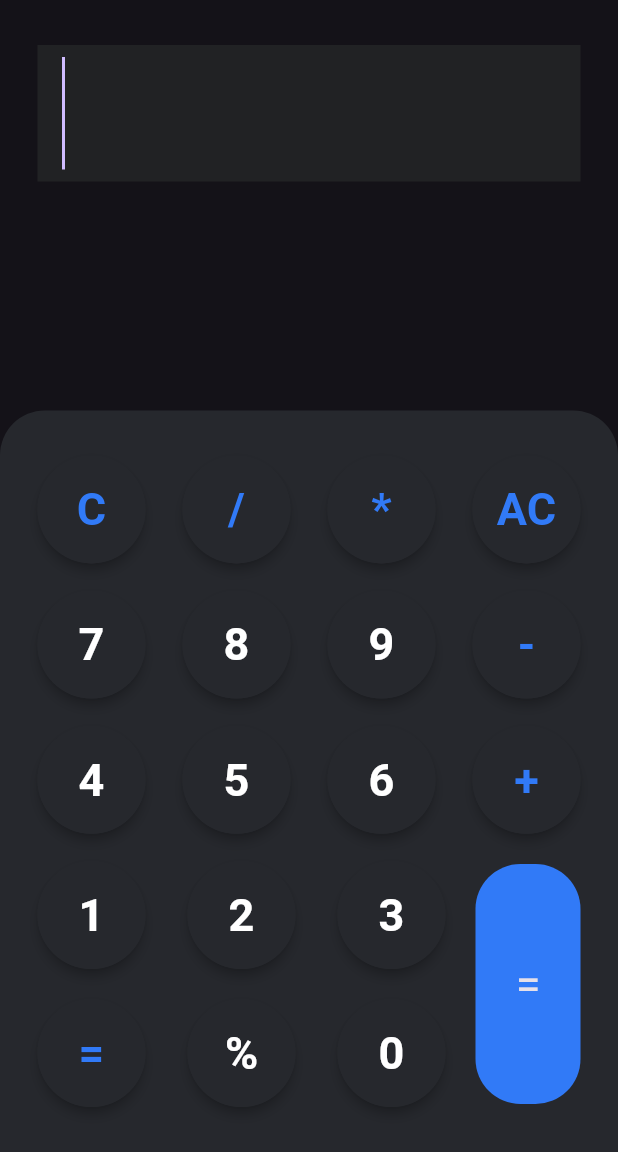
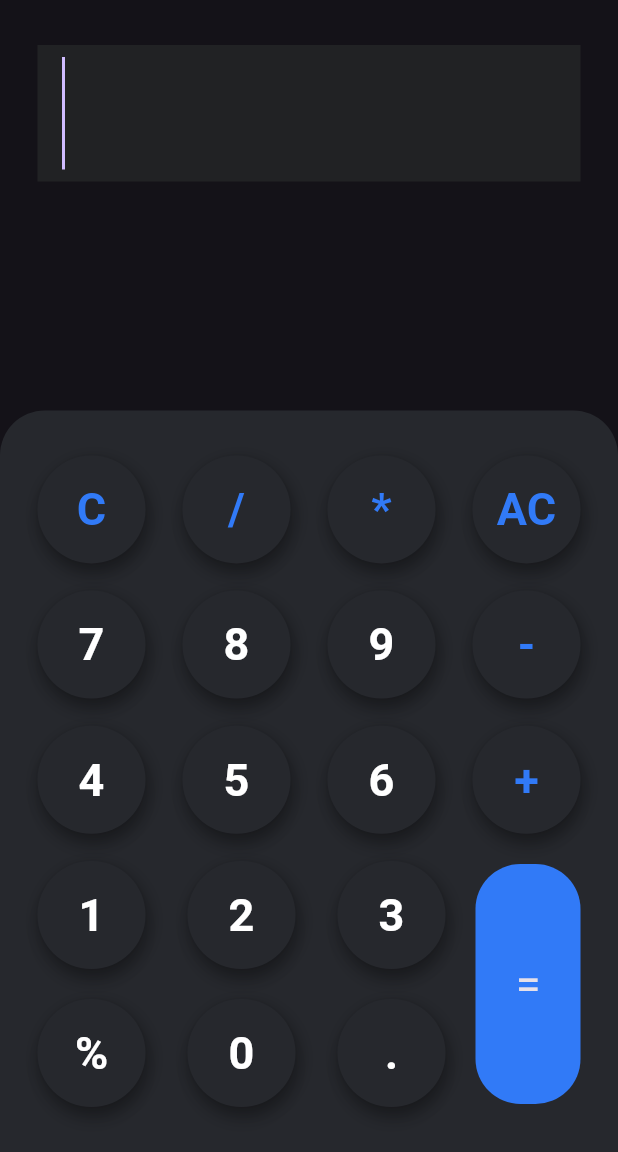
Before and after one commit to AbdullahUsman07/Calculator_App, a Flutter app: the screen it shows after launch, on a phone screen of 412 x 824 dp, the part 84-1236 px from its top. Run offline on Flutter 3.47's test engine with Material 3 defaults, Android fonts, the phone set to English and light mode, and no system bars; missing offline and left inert: function_tree.

Commit message:
feat: splash added

```diff
--- a/lib/screens/homepage.dart
+++ b/lib/screens/homepage.dart
@@ -113,15 +113,7 @@
   Button(text: '1'),
   Button(text: '2'),
   Button(text: '3'),
-  Button(
-    text: '=',
-    color: AppColors.secondaryColor,
-  ),
   Button(text: '%'),
   Button(text: '0'),
   Button(text: '.'),
-  Button(
-    text: '=',
-    color: AppColors.secondaryColor,
-  ),
 ];
--- a/lib/wigdets/buttons.dart
+++ b/lib/wigdets/buttons.dart
@@ -3,9 +3,11 @@
 import 'package:Calculator/colors.dart';
 import 'package:provider/provider.dart';
 
+
 class Button extends StatelessWidget {
   final String text;
   final Color color;
+
   Button({
     super.key,
     required this.text,
@@ -14,19 +16,38 @@
 
   @override
   Widget build(BuildContext context) {
-    return InkWell(
-      onTap: (){
-        Provider.of<CalculatorProvider>(context,listen: false).setvalue(text);
-      },
-      child: Material(
-        elevation: 3,
-        color: AppColors.secondary2Color,
+    return Material(
+      shape: const CircleBorder(),
+      elevation: 5,
+      shadowColor: Colors.black54,
+      color: Colors.transparent,
+      child: InkWell(
         borderRadius: BorderRadius.circular(50),
-        child: CircleAvatar(
-          radius: 36,
-          backgroundColor: AppColors.secondary2Color,
-          child: Text(text,
-              style: TextStyle(color:color,fontSize: 30, fontWeight: FontWeight.bold)),
+        splashColor: Colors.white,
+        highlightColor: Colors.white,
+        onTap: () {
+          Provider.of<CalculatorProvider>(context, listen: false).setvalue(text);
+        },
+        child: Container(
+          width: 72,
+          height: 72,
+          decoration:const BoxDecoration(
+            shape: BoxShape.circle,
+            color: AppColors.secondary2Color,
+            boxShadow: [
+              BoxShadow(
+                color: Colors.black26,
+                blurRadius: 8,
+                spreadRadius: 2,
+                offset:  Offset(2, 4),
+              ),
+            ],
+          ),
+          alignment: Alignment.center,
+          child: Text(
+            text,
+            style: TextStyle(color: color, fontSize: 30, fontWeight: FontWeight.bold),
+          ),
         ),
       ),
     );
```
